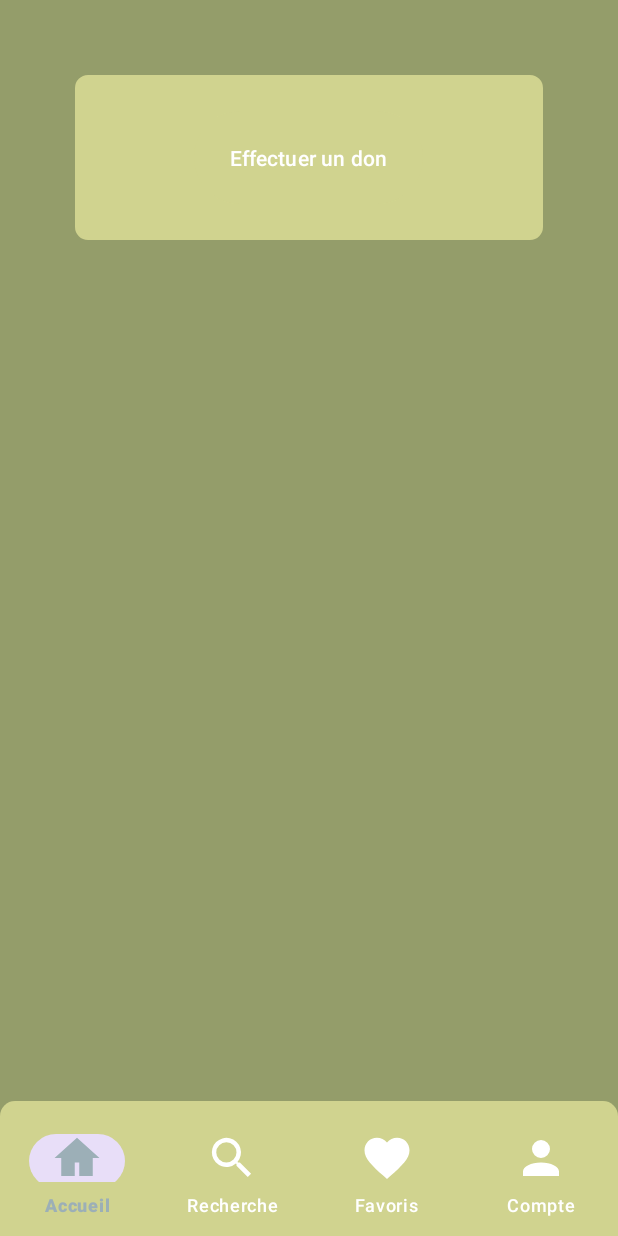
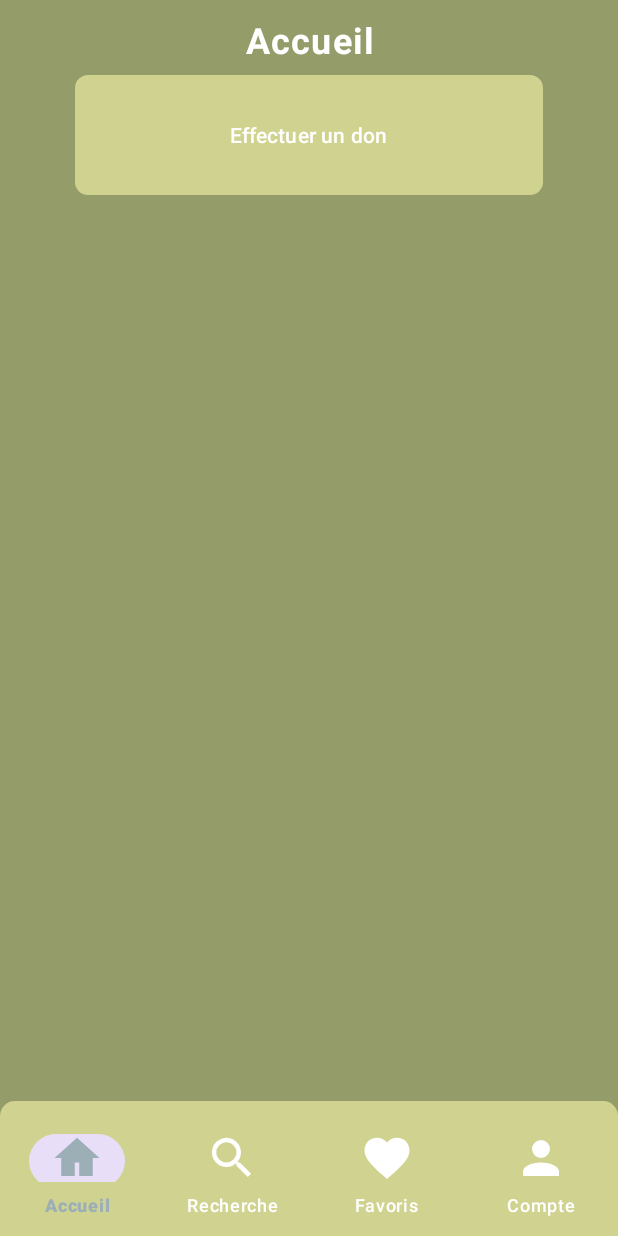
Before and after one commit to RyoKaST/SAEBUT2_S4, an Android app: the HomeFragment screen opened directly, with no data from a screen before it, on a phone screen of 412 x 824 dp. Run offline under Robolectric (Android 15) with nearby library versions, the phone set to English and light mode, and no system bars.

```diff
--- a/app/src/main/AndroidManifest.xml
+++ b/app/src/main/AndroidManifest.xml
@@ -45,6 +45,9 @@
         <activity
             android:name=".ui.UtilisateurListActivity"
             android:exported="false" />
+        <activity
+            android:name=".ui.MoyenPaiementActivity"
+            android:exported="true" />
     </application>
 
 </manifest>
--- a/app/src/main/res/layout/activity_moyen_paiement.xml
+++ b/app/src/main/res/layout/activity_moyen_paiement.xml
@@ -1,6 +1,7 @@
 <?xml version="1.0" encoding="utf-8"?>
 <LinearLayout xmlns:android="http://schemas.android.com/apk/res/android"
     android:layout_width="match_parent"
+    android:id="@+id/main"
     xmlns:app="http://schemas.android.com/apk/res-auto"
     android:layout_height="match_parent"
     android:orientation="vertical"
@@ -44,6 +45,7 @@
         android:layout_width="match_parent"
         android:layout_height="wrap_content"
         android:paddingBottom="20dp"
+        android:paddingHorizontal="20dp"
         android:layout_marginBottom="15dp"
         android:orientation="vertical">
 
--- a/app/src/main/res/layout/fragment_home.xml
+++ b/app/src/main/res/layout/fragment_home.xml
@@ -3,10 +3,22 @@
     android:layout_height="match_parent"
     android:background="@color/Vert3_palette">
 
+    <TextView
+        android:layout_width="match_parent"
+        android:layout_height="wrap_content"
+        android:text="Accueil"
+        android:textSize="24sp"
+        android:textColor="@color/white"
+        android:textAppearance="@style/TextAppearance.Material3.BodyLarge"
+        android:textStyle="bold"
+        android:textAlignment="center"
+        android:layout_marginTop="10sp"
+        android:layout_marginBottom="10sp"/>
+
     <LinearLayout
         android:layout_width="match_parent"
         android:layout_margin="50dp"
-        android:layout_height="110dp"
+        android:layout_height="80dp"
         android:orientation="vertical"
         android:gravity="center"
         android:background="@drawable/rounded_background_vert1"
```
